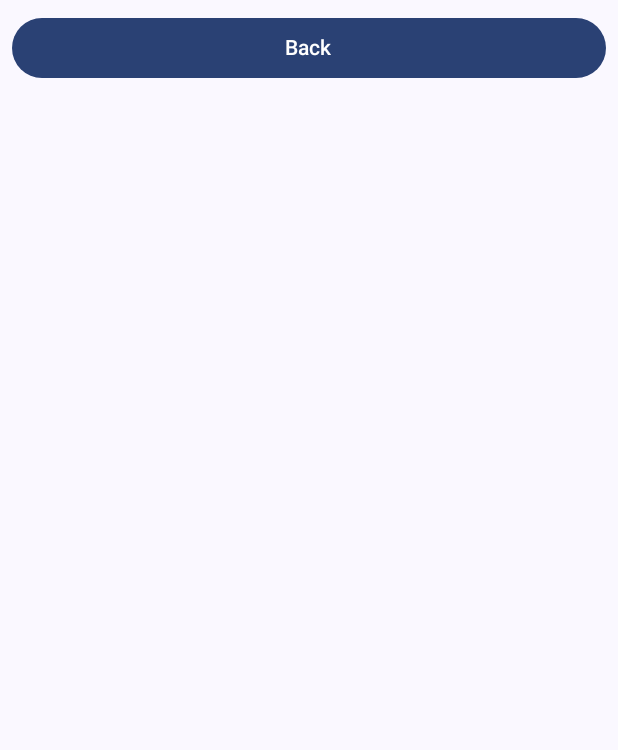
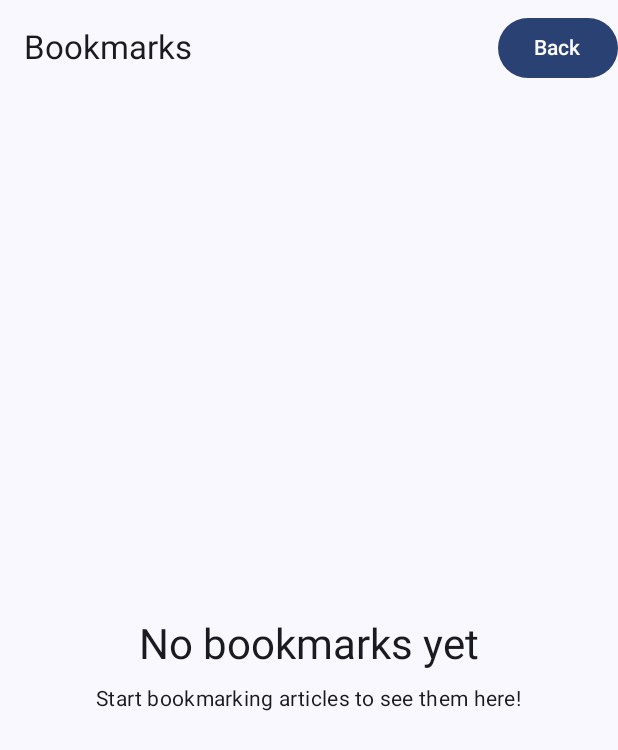
Before and after one commit to ShivangiJaiswal026/newsdash, an Android app built with Jetpack Compose: the composable UserBookmarksScreen shown on its own in the app's theme, on a phone screen of 412 x 824 dp. Shown: the top 750 px of the screen. Run offline under Robolectric (Android 15) with nearby library versions, the phone set to English and light mode, and no system bars; our stand-ins replace Dagger/Hilt's generated code; 1 statement that could not run was skipped.

Commit message:
UI polish

```diff
--- a/app/src/main/java/com/newsdash/ui/screens/UserBookmarksScreen.kt
+++ b/app/src/main/java/com/newsdash/ui/screens/UserBookmarksScreen.kt
@@ -5,13 +5,16 @@ import androidx.compose.foundation.layout.*
 import androidx.compose.foundation.lazy.LazyColumn
 import androidx.compose.material3.*
 import androidx.compose.runtime.*
+import androidx.compose.ui.Alignment
 import androidx.compose.ui.Modifier
+import androidx.compose.ui.graphics.Color
 import androidx.compose.ui.res.stringResource
 import androidx.compose.ui.unit.dp
 import androidx.hilt.navigation.compose.hiltViewModel
 import com.newsdash.R
 import com.newsdash.model.BookmarksViewModel
 
+@OptIn(ExperimentalMaterial3Api::class)
 @Composable
 fun UserBookmarksScreen(
     onBack: () -> Unit,
@@ -19,17 +22,45 @@ fun UserBookmarksScreen(
 ) {
     val viewModel: BookmarksViewModel = hiltViewModel()
     val bookmarks by viewModel.bookmarks.collectAsState()
-
-    Column(modifier = Modifier
+    Scaffold(
+        topBar = {
+            TopAppBar(title = {
+                Row(
+                    horizontalArrangement = Arrangement.SpaceBetween,
+                    verticalAlignment = Alignment.CenterVertically,
+                    modifier = Modifier.fillMaxWidth()
+                ) {
+                    Text(stringResource(R.string.bookmarks))
+                    Button(onClick = onBack) {
+                        Text(stringResource(R.string.back))
+                    }
+                }
+            })
+        },
+        contentWindowInsets = WindowInsets.safeDrawing
+    ) { paddingValues ->
+        Column(
+            modifier = Modifier
                 .fillMaxSize()
-        .padding(8.dp)) {
-        Button(onClick = onBack, modifier = Modifier.fillMaxWidth()) { Text(stringResource(R.string.back)) }
-
+                .padding(paddingValues)
+        ) {
+            if (bookmarks.isEmpty()) {
+                // Zero state for empty bookmarks
+                ZeroBookmarksState()
+            } else {
                 Spacer(modifier = Modifier.height(8.dp))
-
                 LazyColumn(modifier = Modifier.fillMaxSize()) {
                     items(bookmarks.size) { i ->
                         val article = bookmarks[i]
+                        OutlinedCard(
+                            modifier = Modifier
+                                .fillMaxWidth()
+                                .padding(8.dp)
+                                .clickable {  onOpen(article.url) },
+                            colors = CardDefaults.outlinedCardColors(
+                                containerColor = Color(0xFFc4edb9)
+                            )
+                        ) {
                             Row(
                                 modifier = Modifier
                                     .fillMaxWidth()
@@ -37,8 +68,7 @@ fun UserBookmarksScreen(
                                 horizontalArrangement = Arrangement.SpaceBetween
                             ) {
                                 Text(
-                        article.title,
-                        modifier = Modifier.clickable { onOpen(article.url) }
+                                    article.title
                                 )
                                 Button(onClick = { viewModel.removeBookmark(article.url) }) {
                                     Text(stringResource(R.string.remove))
@@ -48,3 +78,27 @@ fun UserBookmarksScreen(
                     }
                 }
             }
+        }
+    }
+}
+
+@Composable
+private fun ZeroBookmarksState() {
+    Column(
+        modifier = Modifier
+            .fillMaxSize()
+            .padding(16.dp),
+        horizontalAlignment = Alignment.CenterHorizontally,
+        verticalArrangement = Arrangement.Center
+    ) {
+        Text(
+            text = stringResource(R.string.no_bookmarks),
+            style = MaterialTheme.typography.headlineMedium
+        )
+        Spacer(modifier = Modifier.height(8.dp))
+        Text(
+            text = stringResource(R.string.no_bookmarks_message),
+            style = MaterialTheme.typography.bodyMedium
+        )
+    }
+}
--- a/app/src/main/res/values/strings.xml
+++ b/app/src/main/res/values/strings.xml
@@ -1,11 +1,14 @@
 <resources>
     <string name="app_name">NewsDash</string>
-    <string name="bookmarks">Open Bookmarks</string>
-    <string name="article">Article</string>
+    <string name="bookmarks">Bookmarks</string>
+    <string name="article">Detailed Article</string>
     <string name="back">Back</string>
     <string name="remove">Remove</string>
     <string name="loading">Loading...</string>
     <string name="unbookmark">Unbookmark</string>
     <string name="bookmark">Bookmark</string>
     <string name="today_s_headlines">Today\'s Headlines</string>
+    <string name="no_articles">No articles available</string>
+    <string name="no_bookmarks">No bookmarks yet</string>
+    <string name="no_bookmarks_message">Start bookmarking articles to see them here!</string>
 </resources>
```
Also changed, not shown: app/src/main/java/com/newsdash/ui/screens/ItemDetailScreen.kt (+38 -10 lines), app/src/main/java/com/newsdash/ui/screens/UserFeedScreen.kt (+76 -23 lines). Lines whose indentation alone changed are shown as unchanged.
